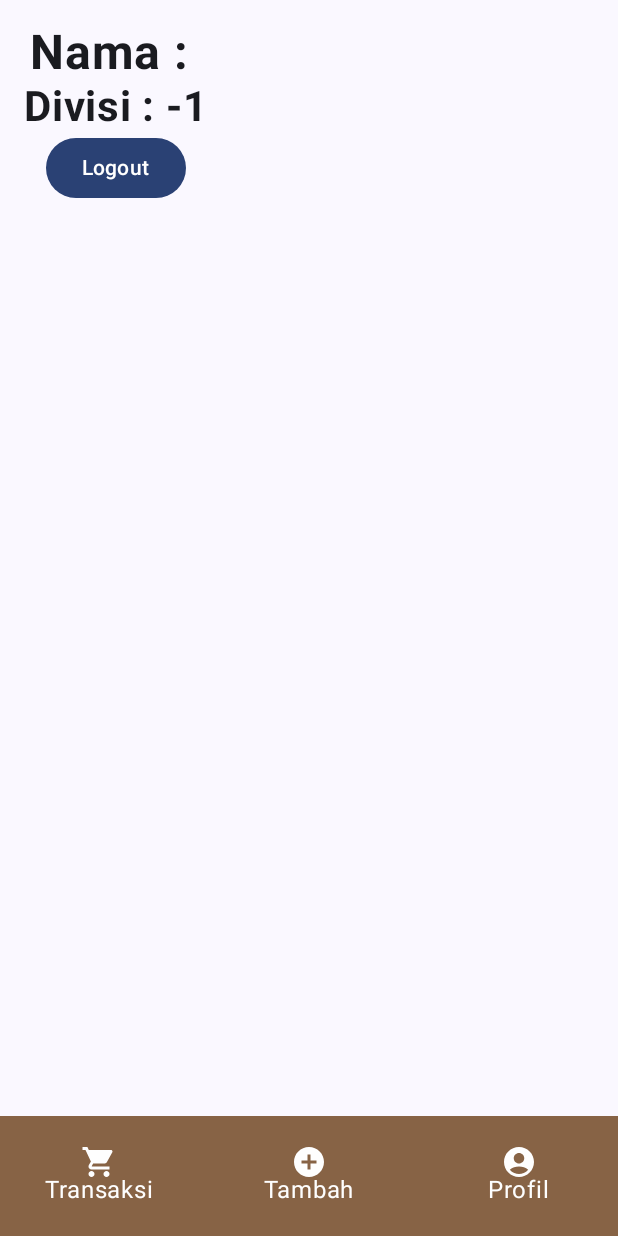
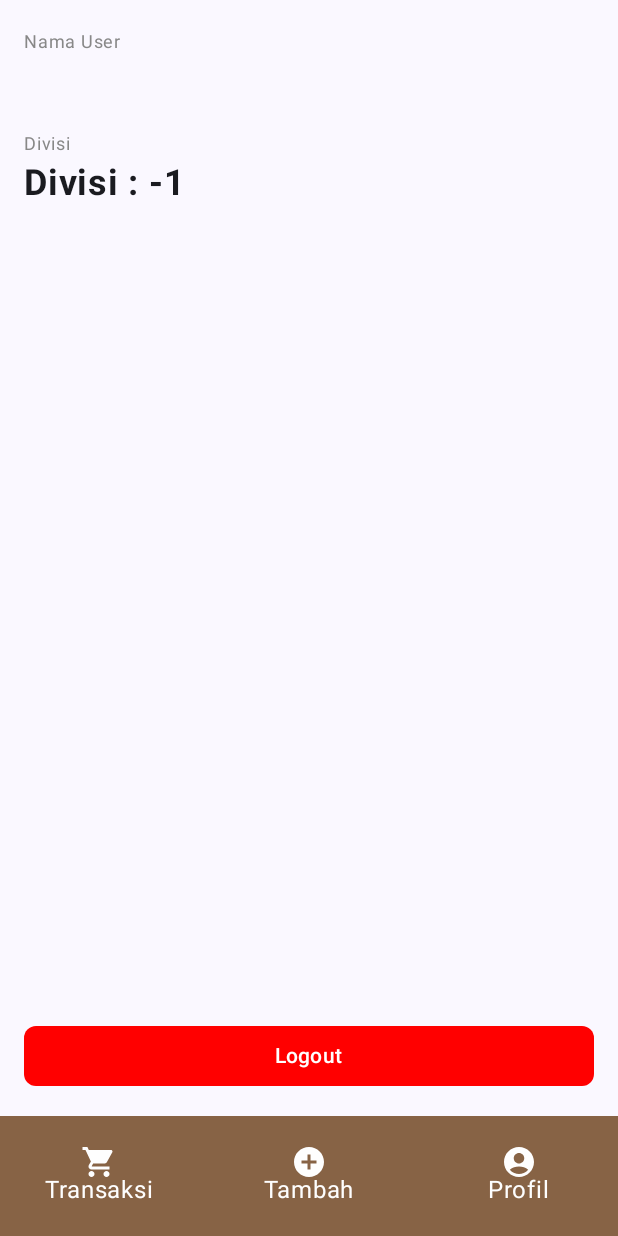
Before and after one commit to calvinadhikang/NanasPOS-AndroidApps, an Android app built with Jetpack Compose: the ProfileScreen screen opened through its navigation route, on a phone screen of 412 x 824 dp. Run offline under Robolectric (Android 15) with nearby library versions, the phone set to English and light mode, and no system bars.

Commit message:
update ui

```diff
--- a/app/src/main/java/com/bangkit/nanaspos/ui/home/HomeActivity.kt
+++ b/app/src/main/java/com/bangkit/nanaspos/ui/home/HomeActivity.kt
@@ -7,27 +7,33 @@ import android.content.res.Configuration
 import android.os.Bundle
 import androidx.activity.ComponentActivity
 import androidx.activity.compose.setContent
+import androidx.compose.foundation.background
+import androidx.compose.foundation.layout.Arrangement
 import androidx.compose.foundation.layout.Box
 import androidx.compose.foundation.layout.Column
+import androidx.compose.foundation.layout.Spacer
+import androidx.compose.foundation.layout.fillMaxHeight
 import androidx.compose.foundation.layout.fillMaxSize
+import androidx.compose.foundation.layout.fillMaxWidth
+import androidx.compose.foundation.layout.height
 import androidx.compose.foundation.layout.padding
+import androidx.compose.foundation.shape.RoundedCornerShape
 import androidx.compose.material.BottomNavigationItem
 import androidx.compose.material.icons.Icons
 import androidx.compose.material.icons.filled.AccountCircle
 import androidx.compose.material.icons.filled.AddCircle
 import androidx.compose.material.icons.filled.ShoppingCart
 import androidx.compose.material3.Button
+import androidx.compose.material3.ButtonDefaults
 import androidx.compose.material3.ExperimentalMaterial3Api
 import androidx.compose.material3.Icon
 import androidx.compose.material3.MaterialTheme
 import androidx.compose.material3.NavigationBar
-import androidx.compose.material3.NavigationBarItem
 import androidx.compose.material3.Scaffold
 import androidx.compose.material3.Surface
 import androidx.compose.material3.Text
 import androidx.compose.runtime.Composable
 import androidx.compose.runtime.getValue
-import androidx.compose.ui.Alignment
 import androidx.compose.ui.Modifier
 import androidx.compose.ui.graphics.Color
 import androidx.compose.ui.platform.LocalContext
@@ -53,7 +59,6 @@ import com.bangkit.nanaspos.ui.transaction_detail.TransactionDetail
 import com.bangkit.nanaspos.ui.navigation.NavigationItem
 import com.bangkit.nanaspos.ui.navigation.Screen
 import com.bangkit.nanaspos.ui.theme.Brown
-import com.bangkit.nanaspos.ui.theme.LightBrown
 import com.bangkit.nanaspos.ui.theme.White
 
 
@@ -221,12 +226,24 @@ fun ProfileScreen(
     val pref = UserPreference(context).getUser()
 
     Column(
-        horizontalAlignment = Alignment.CenterHorizontally,
-        modifier = modifier.padding(16.dp)
+        modifier = modifier
+            .padding(16.dp)
+            .fillMaxHeight(),
+        verticalArrangement = Arrangement.SpaceBetween
     ) {
-        Text(text = "Nama : ${pref.nama}", fontSize = 32.sp, fontWeight = FontWeight.Bold)
-        Text(text = "Divisi : ${pref.divisi}", fontSize = 28.sp, fontWeight = FontWeight.Bold)
+        Column {
+            Text(text = "Nama User", fontSize = 12.sp, color = Color.Gray)
+            Text(text = pref.nama, fontSize = 24.sp, fontWeight = FontWeight.Bold)
+            Spacer(modifier = Modifier.padding(10.dp))
+            Text(text = "Divisi", fontSize = 12.sp, color = Color.Gray)
+            Text(text = "Divisi : ${pref.divisi}", fontSize = 24.sp, fontWeight = FontWeight.Bold)
+        }
         Button(
+            modifier = Modifier.fillMaxWidth(),
+            shape = RoundedCornerShape(8.dp),
+            colors = ButtonDefaults.buttonColors(
+                containerColor = Color.Red,
+            ),
             onClick = {
                 UserPreference(context).clearUser()
                 val activity = context as Activity
```
Also changed, not shown: app/src/main/java/com/bangkit/nanaspos/ui/component/CheckoutListComponent.kt (+6 -2 lines), app/src/main/java/com/bangkit/nanaspos/ui/transaction/TransactionActivity.kt (+8 -0 lines).
